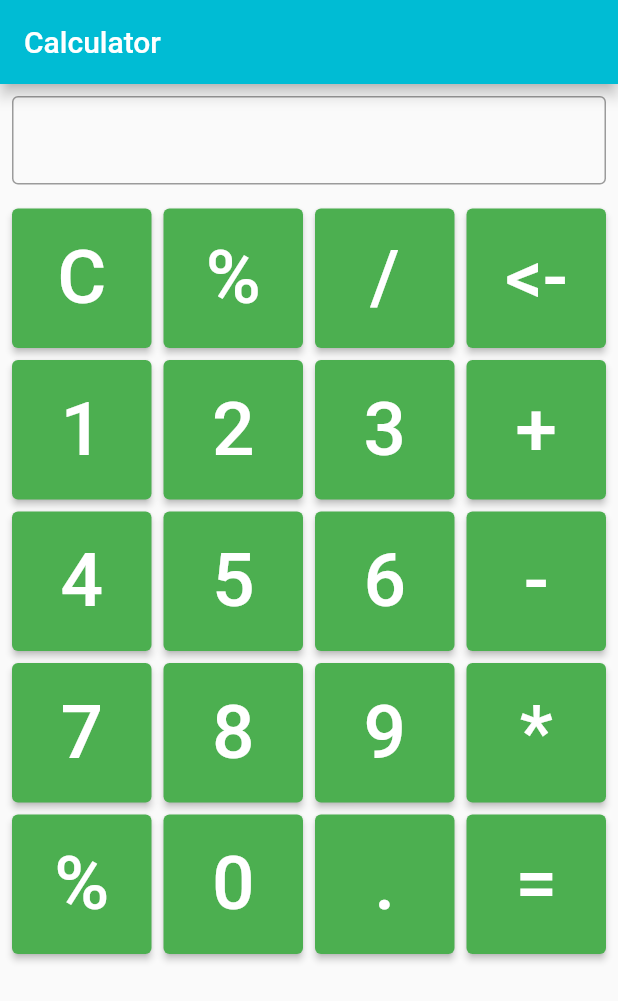
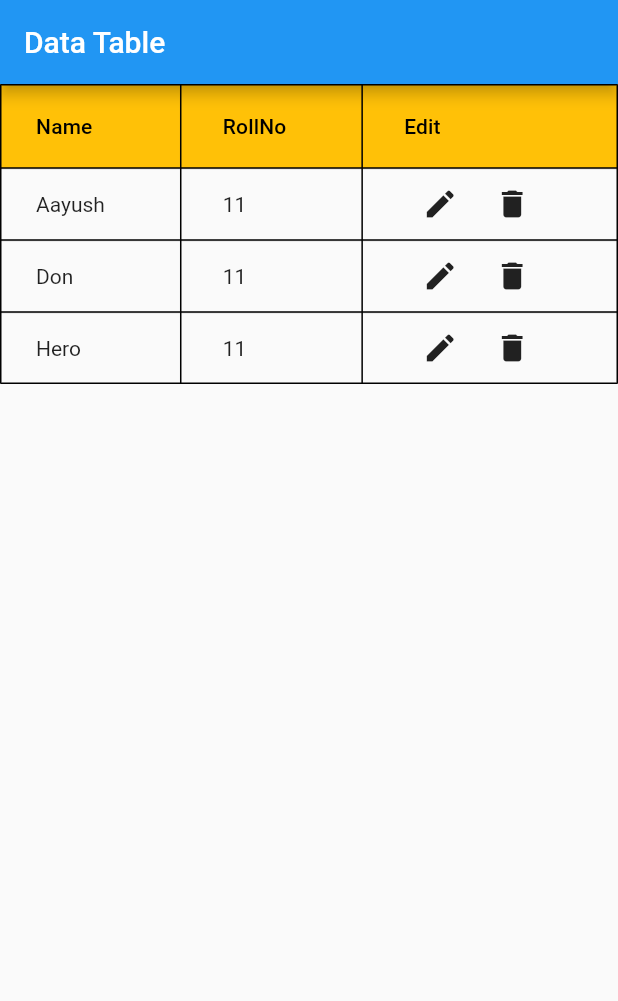
Before and after one commit to Aayushnepal09/flutter_firstapp, a Flutter app: the screen it shows after launch, on a phone screen of 412 x 824 dp. Shown: the top 1001 px of the screen. Run offline on Flutter 3.47's test engine with Material 2 defaults, Android fonts, the phone set to English and light mode, and no system bars; our stand-ins replace fluttertoast, motion_toast; missing offline and left inert: dropdown_plus.

Commit message:
Data_Table

```diff
--- /dev/null
+++ b/lib/class/dataTable_Screen.dart
@@ -0,0 +1,100 @@
+import 'package:flutter/material.dart';
+import 'package:motion_toast/motion_toast.dart';
+import 'package:firstapp/model/student.dart';
+
+class datatableScreen extends StatefulWidget {
+  const datatableScreen({Key? key}) : super(key: key);
+
+  @override
+  State<datatableScreen> createState() => _datatableScreenState();
+}
+
+class _datatableScreenState extends State<datatableScreen> {
+  List<Student> lstStudent = [
+    Student(fname: 'Aayush', age: 11),
+    Student(fname: 'Don', age: 11),
+    Student(fname: 'Hero', age: 11)
+  ];
+
+  _showDialogAlert(BuildContext context, Student student) {
+    //set up the AlertDialog
+    AlertDialog alert = AlertDialog(
+      title: const Text("Delete?"),
+      content: Text("Are you sure you want to delete ${student.fname}?? "),
+      actions: [
+        TextButton(
+          child: const Text(
+            "Yes",
+          ),
+          onPressed: () {
+            setState(() {
+              lstStudent.remove(student);
+            });
+            // Navigator.pop(context);
+          },
+        ),
+        TextButton(
+          child: const Text('No'),
+          onPressed: () {
+            Navigator.pop(context);
+          },
+        )
+      ],
+    );
+    showDialog(
+        context: context,
+        builder: (BuildContext context) {
+          return alert;
+        });
+  }
+  //show the dialog
+
+  @override
+  Widget build(BuildContext context) {
+    return Scaffold(
+      appBar: AppBar(
+        title: const Text('Data Table'),
+      ),
+      body: InkWell(
+        onTap: () {
+          MotionToast.success(description: const Text(" is deleted"))
+              .show(context);
+        },
+        child: SizedBox(
+          height: double.infinity,
+          width: double.infinity,
+          child: DataTable(
+            headingRowColor:
+                MaterialStateColor.resolveWith((states) => Colors.amber),
+            border: TableBorder.all(color: Colors.black),
+            columns: const [
+              DataColumn(label: Text('Name')),
+              DataColumn(label: Text('RollNo')),
+              DataColumn(label: Text('Edit'))
+            ],
+            rows: lstStudent
+                .map(
+                  (s) => DataRow(cells: [
+                    DataCell(Text(s.fname!)),
+                    DataCell(Text(s.age.toString())),
+                    DataCell(Wrap(children: [
+                      IconButton(
+                          onPressed: () {}, icon: const Icon((Icons.edit))),
+                      IconButton(
+                          onPressed: () {
+                            _showDialogAlert(context, s);
+                            // setState(() {
+                            //   lstStudent.remove(s);
+                            // });
+                          },
+                          icon: const Icon((Icons.delete))),
+                    ]))
+                  ]),
+                )
+                .toList(),
+          ),
+        ),
+      ),
+    );
+  }
+}
--- a/lib/main.dart
+++ b/lib/main.dart
@@ -1,7 +1,8 @@
 import 'package:flutter/material.dart';
 // import 'class/display.dart';
 // import 'class/grid_screen.dart';
-import 'class/calculatorApp.dart';
+// import 'class/calculatorApp.dart';
+import 'class/dataTable_Screen.dart';
 
 void main() {
   runApp(
@@ -10,7 +11,8 @@ void main() {
         title: 'Flutter for class',
         initialRoute: '/',
         routes: {
-          '/': (context) => const CalculatorScreen(),
+          '/': (context) => const datatableScreen()
+          // '/': (context) => const CalculatorScreen(),
           // '/': (context) => const grid_Screen(),
           // '/': (context) => const CardScreen(),
           //'/': (context) => const RowsColumn(),
```
